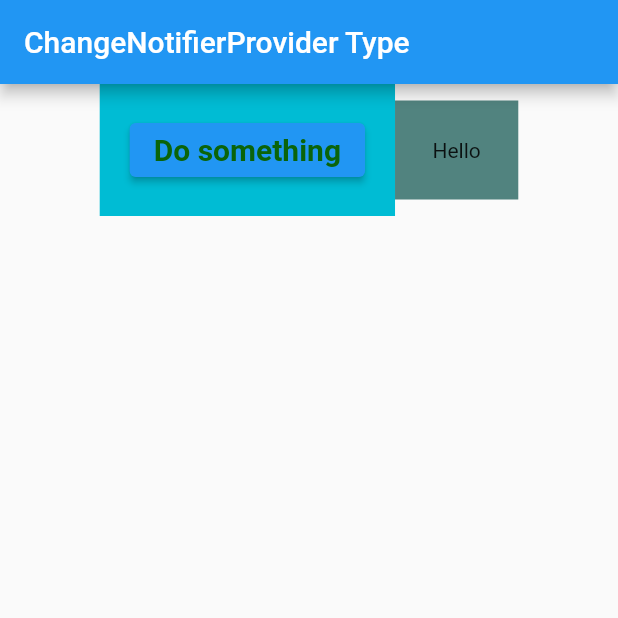
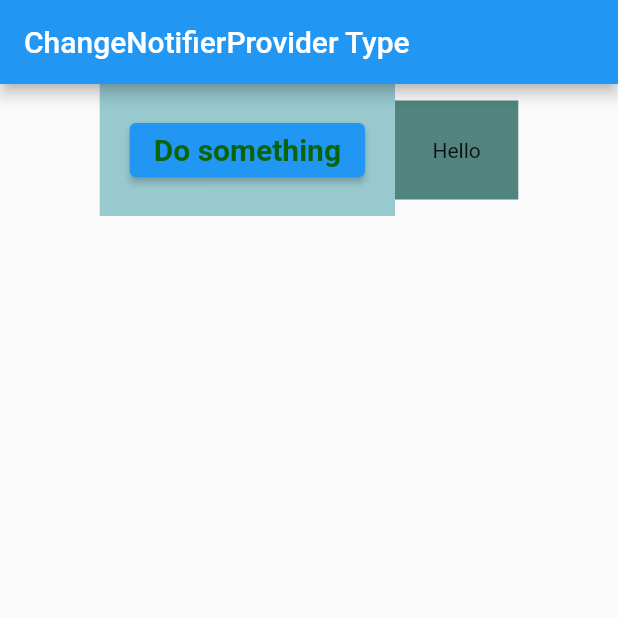
Before and after one commit to naolgithub/flutter_changenotifierprovider_type, a Flutter app: the screen it shows after launch, on a phone screen of 412 x 824 dp, the top half of it. Run offline on Flutter 3.47's test engine with Material 2 defaults, Android fonts, the phone set to English and light mode, and no system bars.

Commit message:
button.dart is formed

```diff
--- /dev/null
+++ b/lib/button.dart
@@ -0,0 +1,24 @@
+import 'package:flutter/material.dart';
+import 'package:provider/provider.dart';
+
+import 'model.dart';
+
+class Button extends StatelessWidget {
+  const Button({Key? key}) : super(key: key);
+
+  @override
+  Widget build(BuildContext context) {
+    final model = Provider.of<Model>(context, listen: false);
+    return ElevatedButton(
+      child: const Text('Do something',
+          style: TextStyle(
+            fontSize: 20,
+            fontWeight: FontWeight.bold,
+            color: Color.fromRGBO(10, 100, 10, 100),
+          )),
+      onPressed: () {
+        model.doSomething();
+      },
+    );
+  }
+}
--- a/lib/main.dart
+++ b/lib/main.dart
@@ -1,6 +1,7 @@
 import 'package:flutter/material.dart';
 import 'package:provider/provider.dart';
 
+import 'button.dart';
 import 'model.dart';
 
 void main() {
@@ -29,19 +30,9 @@ class ChangeNotifierProviderApp extends StatelessWidget {
             children: [
               Container(
                 padding: const EdgeInsets.all(20),
-                color: Colors.cyan,
+                color: const Color.fromARGB(255, 151, 201, 207),
                 child: Consumer<Model>(builder: (context, model, child) {
-                  return ElevatedButton(
-                    child: const Text('Do something',
-                        style: TextStyle(
-                          fontSize: 20,
-                          fontWeight: FontWeight.bold,
-                          color: Color.fromRGBO(10, 100, 10, 100),
-                        )),
-                    onPressed: () {
-                      model.doSomething();
-                    },
-                  );
+                  return const Button();
                 }),
               ),
               Container(
```
